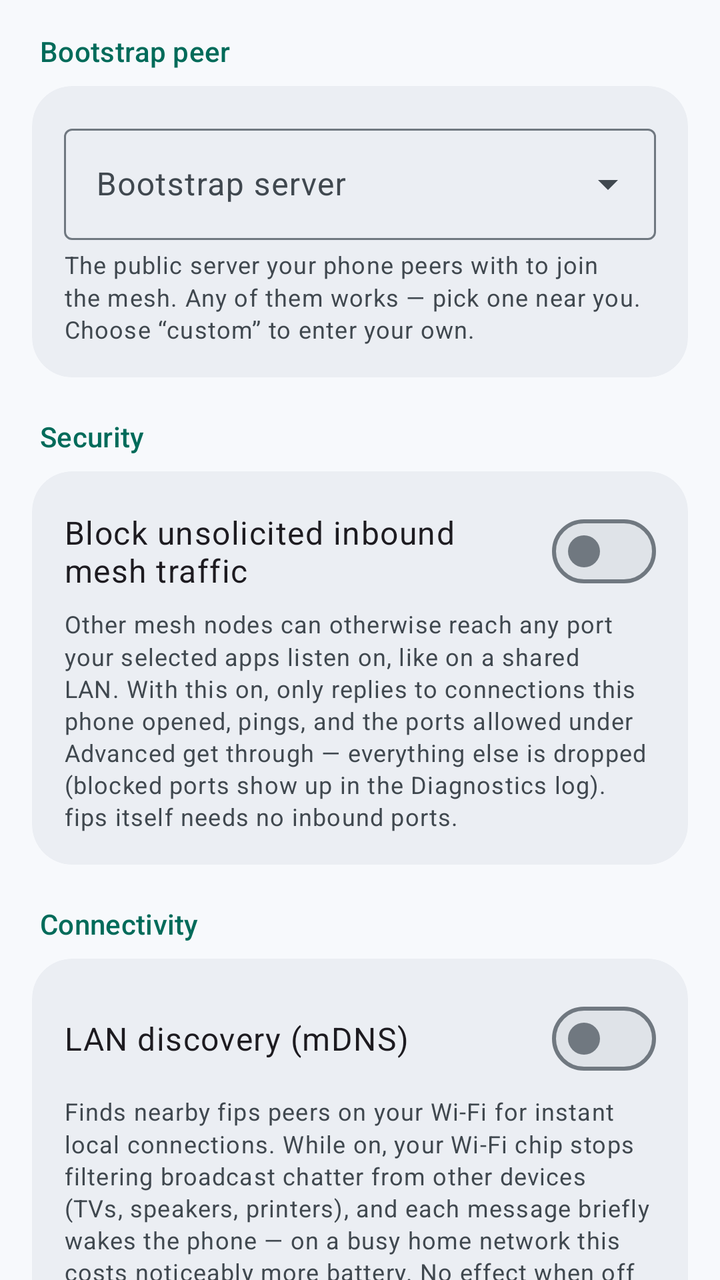
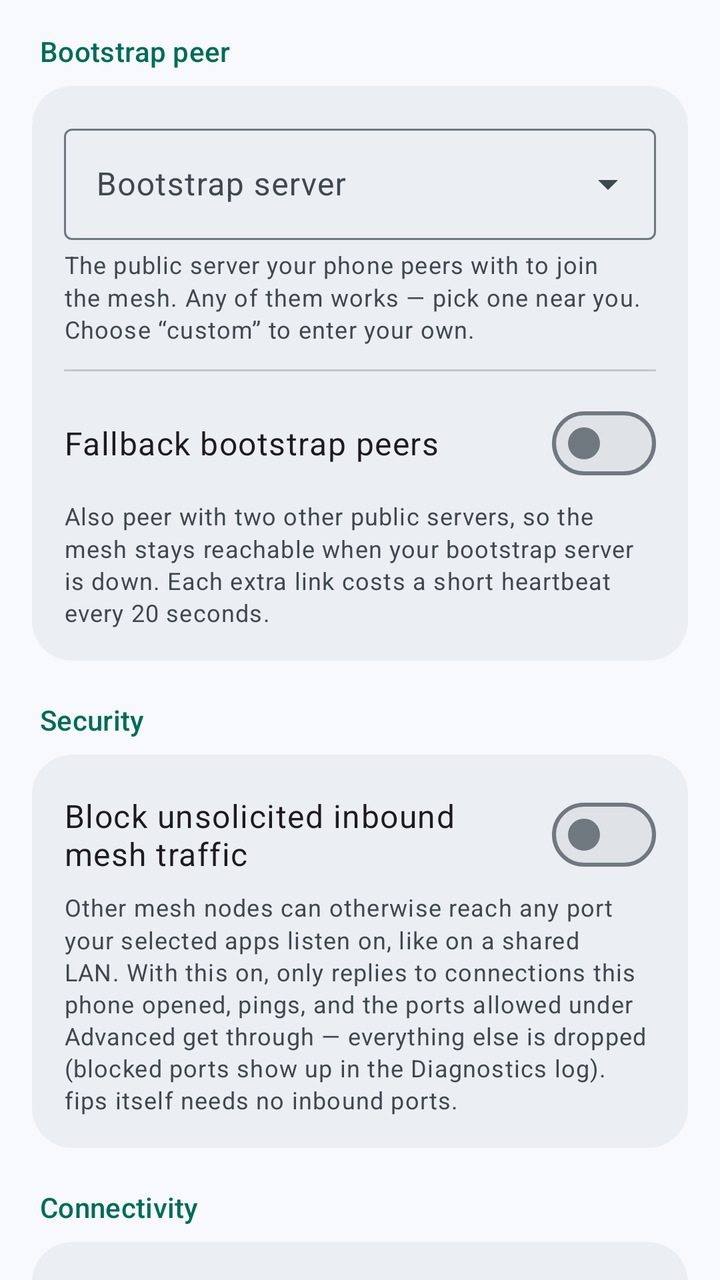

Screens rendered from an Android XML layout before and after an edit, with the pre-edit source and the edit as a unified diff.
<!-- AndroidManifest.xml: application theme Theme.Fips -->
<!-- res/layout/fragment_settings.xml -->
<?xml version="1.0" encoding="utf-8"?>
<FrameLayout xmlns:android="http://schemas.android.com/apk/res/android"
    xmlns:app="http://schemas.android.com/apk/res-auto"
    android:layout_width="match_parent"
    android:layout_height="match_parent">

<androidx.core.widget.NestedScrollView
    android:layout_width="match_parent"
    android:layout_height="match_parent"
    android:clipToPadding="false"
    android:paddingHorizontal="16dp"
    android:paddingTop="8dp"
    android:paddingBottom="168dp">

    <LinearLayout
        android:layout_width="match_parent"
        android:layout_height="wrap_content"
        android:orientation="vertical">

        
        <TextView style="@style/SettingsHeader" android:text="Bootstrap peer" />
        <com.google.android.material.card.MaterialCardView style="@style/Widget.Fips.Card">
            <LinearLayout
                android:layout_width="match_parent"
                android:layout_height="wrap_content"
                android:orientation="vertical"
                android:padding="16dp">
                <com.google.android.material.textfield.TextInputLayout
                    style="@style/Widget.Material3.TextInputLayout.OutlinedBox.ExposedDropdownMenu"
                    android:layout_width="match_parent"
                    android:layout_height="wrap_content"
                    android:hint="Bootstrap server">
                    <com.google.android.material.textfield.MaterialAutoCompleteTextView
                        android:id="@+id/bootstrap_server"
                        android:layout_width="match_parent"
                        android:layout_height="wrap_content"
                        android:inputType="none" />
                </com.google.android.material.textfield.TextInputLayout>
                <TextView
                    style="@style/Widget.Fips.Summary"
                    android:text="The public server your phone peers with to join the mesh. Any of them works — pick one near you. Choose “custom” to enter your own." />

                
                <LinearLayout
                    android:id="@+id/custom_peer_group"
                    android:layout_width="match_parent"
                    android:layout_height="wrap_content"
                    android:orientation="vertical"
                    android:visibility="gone">
                    <com.google.android.material.textfield.TextInputLayout
                        style="@style/Widget.Material3.TextInputLayout.OutlinedBox"
                        android:layout_width="match_parent"
                        android:layout_height="wrap_content"
                        android:layout_marginTop="12dp"
                        android:hint="Peer npub">
                        <com.google.android.material.textfield.TextInputEditText
                            android:id="@+id/peer_npub"
                            android:layout_width="match_parent"
                            android:layout_height="wrap_content"
                            android:inputType="text" />
                    </com.google.android.material.textfield.TextInputLayout>
                    <com.google.android.material.textfield.TextInputLayout
                        style="@style/Widget.Material3.TextInputLayout.OutlinedBox"
                        android:layout_width="match_parent"
                        android:layout_height="wrap_content"
                        android:layout_marginTop="8dp"
                        android:hint="Peer endpoint (host:port)">
                        <com.google.android.material.textfield.TextInputEditText
                            android:id="@+id/peer_endpoint"
                            android:layout_width="match_parent"
                            android:layout_height="wrap_content"
                            android:inputType="text" />
                    </com.google.android.material.textfield.TextInputLayout>
                    <com.google.android.material.textfield.TextInputLayout
                        style="@style/Widget.Material3.TextInputLayout.OutlinedBox.ExposedDropdownMenu"
                        android:layout_width="match_parent"
                        android:layout_height="wrap_content"
                        android:layout_marginTop="8dp"
                        android:hint="Transport">
                        <com.google.android.material.textfield.MaterialAutoCompleteTextView
                            android:id="@+id/peer_transport"
                            android:layout_width="match_parent"
                            android:layout_height="wrap_content"
                            android:inputType="none"
                            app:simpleItems="@array/peer_transports" />
                    </com.google.android.material.textfield.TextInputLayout>
                </LinearLayout>
            </LinearLayout>
        </com.google.android.material.card.MaterialCardView>

        <TextView style="@style/SettingsHeader" android:text="Security" />
        <com.google.android.material.card.MaterialCardView style="@style/Widget.Fips.Card">
            <LinearLayout
                android:layout_width="match_parent"
                android:layout_height="wrap_content"
                android:orientation="vertical"
                android:padding="16dp">
                <com.google.android.material.materialswitch.MaterialSwitch
                    android:id="@+id/inbound_filter"
                    style="@style/Widget.Fips.SettingSwitch"
                    android:text="Block unsolicited inbound mesh traffic" />
                <TextView
                    style="@style/Widget.Fips.Summary"
                    android:text="Other mesh nodes can otherwise reach any port your selected apps listen on, like on a shared LAN. With this on, only replies to connections this phone opened, pings, and the ports allowed under Advanced get through — everything else is dropped (blocked ports show up in the Diagnostics log). fips itself needs no inbound ports." />
            </LinearLayout>
        </com.google.android.material.card.MaterialCardView>

        <TextView style="@style/SettingsHeader" android:text="Connectivity" />
        <com.google.android.material.card.MaterialCardView style="@style/Widget.Fips.Card">
            <LinearLayout
                android:layout_width="match_parent"
                android:layout_height="wrap_content"
                android:orientation="vertical"
                android:padding="16dp">
                <com.google.android.material.materialswitch.MaterialSwitch
                    android:id="@+id/lan_mdns"
                    style="@style/Widget.Fips.SettingSwitch"
                    android:text="LAN discovery (mDNS)" />
                <TextView
                    style="@style/Widget.Fips.Summary"
                    android:text="Finds nearby fips peers on your Wi-Fi for instant local connections. While on, your Wi-Fi chip stops filtering broadcast chatter from other devices (TVs, speakers, printers), and each message briefly wakes the phone — on a busy home network this costs noticeably more battery. No effect when off or on mobile data." />
                <View style="@style/Widget.Fips.Divider" />
                <com.google.android.material.materialswitch.MaterialSwitch
                    android:id="@+id/hotspot"
                    style="@style/Widget.Fips.SettingSwitch"
                    android:text="FIPS Hotspot (!FIPS)" />
                <TextView
                    style="@style/Widget.Fips.Summary"
                    android:text="While connected, automatically joins nearby open hotspots named “!FIPS” — anywhere — and looks for fips peers there. Internet stays on your normal network. Needs the location permission (asked when enabling): Android hides Wi-Fi names without it. When you are already on another Wi-Fi, dual-Wi-Fi phones additionally join “!FIPS” as a second, local-only connection (one-time approval per hotspot). Requires Android 10+, full auto-join Android 12+." />
            </LinearLayout>
        </com.google.android.material.card.MaterialCardView>

        <TextView style="@style/SettingsHeader" android:text="Power &amp; updates" />
        <com.google.android.material.card.MaterialCardView style="@style/Widget.Fips.Card">
            <LinearLayout
                android:layout_width="match_parent"
                android:layout_height="wrap_content"
                android:orientation="vertical"
                android:padding="16dp">
                <com.google.android.material.materialswitch.MaterialSwitch
                    android:id="@+id/battery_saver"
                    style="@style/Widget.Fips.SettingSwitch"
                    android:text="Battery saver (relaxed timers)" />
                <TextView
                    style="@style/Widget.Fips.Summary"
                    android:text="Slows the mesh's background timers and heartbeats, cutting idle CPU and radio wakeups. Peers notice a dropped link a little later. Recommended on phones." />
                <View style="@style/Widget.Fips.Divider" />
                <com.google.android.material.materialswitch.MaterialSwitch
                    android:id="@+id/auto_update"
                    style="@style/Widget.Fips.SettingSwitch"
                    android:text="Check for updates on start" />
                <TextView
                    style="@style/Widget.Fips.Summary"
                    android:text="Looks for a new release on GitHub each time the app opens and offers to install it (or postpone). Downloads are verified against the release checksum, and installing keeps your identity and settings. When off, updates are still available manually via Diagnostics → Check for updates." />
            </LinearLayout>
        </com.google.android.material.card.MaterialCardView>

        
        <com.google.android.material.card.MaterialCardView
            style="@style/Widget.Fips.Card"
            android:layout_marginTop="12dp">

            <LinearLayout
                android:layout_width="match_parent"
                android:layout_height="wrap_content"
                android:orientation="vertical">

                <LinearLayout
                    android:id="@+id/advanced_header"
                    android:layout_width="match_parent"
                    android:layout_height="wrap_content"
                    android:background="?attr/selectableItemBackground"
                    android:baselineAligned="false"
                    android:clickable="true"
                    android:focusable="true"
                    android:gravity="center_vertical"
                    android:minHeight="64dp"
                    android:orientation="horizontal"
                    android:paddingHorizontal="16dp">

                    <LinearLayout
                        android:layout_width="0dp"
                        android:layout_height="wrap_content"
                        android:layout_weight="1"
                        android:orientation="vertical">

                        <TextView
                            style="@style/Widget.Fips.CardTitle"
                            android:text="Advanced" />

                        <TextView
                            style="@style/Widget.Fips.Summary"
                            android:layout_marginTop="2dp"
                            android:text="Defaults are fine for normal use. Change these only if you know why." />
                    </LinearLayout>

                    <ImageView
                        android:id="@+id/advanced_chevron"
                        android:layout_width="24dp"
                        android:layout_height="24dp"
                        android:layout_marginStart="8dp"
                        android:contentDescription="Expand advanced settings"
                        android:src="@drawable/ic_expand_more"
                        app:tint="?attr/colorOnSurfaceVariant" />
                </LinearLayout>

                <LinearLayout
                    android:id="@+id/advanced_content"
                    android:layout_width="match_parent"
                    android:layout_height="wrap_content"
                    android:orientation="vertical"
                    android:paddingHorizontal="16dp"
                    android:paddingTop="4dp"
                    android:paddingBottom="16dp"
                    android:visibility="gone">

                    <TextView style="@style/SettingsSubHeader" android:text="Inbound firewall" />
                    <com.google.android.material.textfield.TextInputLayout
                        style="@style/Widget.Material3.TextInputLayout.OutlinedBox"
                        android:layout_width="match_parent"
                        android:layout_height="wrap_content"
                        android:hint="Allowed inbound ports">
                        <com.google.android.material.textfield.TextInputEditText
                            android:id="@+id/inbound_ports"
                            android:layout_width="match_parent"
                            android:layout_height="wrap_content"
                            android:inputType="text" />
                    </com.google.android.material.textfield.TextInputLayout>
                    <TextView
                        style="@style/Widget.Fips.Summary"
                        android:text="Comma-separated, e.g. 22, 8080. Blank allows none." />
                    <View style="@style/Widget.Fips.Divider" />
                    <TextView style="@style/SettingsSubHeader" android:text="Performance" />
                    <com.google.android.material.materialswitch.MaterialSwitch
                        android:id="@+id/forward_clearnet"
                        style="@style/Widget.Fips.SettingSwitch"
                        android:text="Forward non-mesh traffic (split tunnel)" />
                    <TextView
                        style="@style/Widget.Fips.Summary"
                        android:text="Keeps normal internet working in the apps you selected. Turning this off leaves them with mesh access only." />
                    <com.google.android.material.textfield.TextInputLayout
                        style="@style/Widget.Material3.TextInputLayout.OutlinedBox"
                        android:layout_width="match_parent"
                        android:layout_height="wrap_content"
                        android:layout_marginTop="12dp"
                        android:hint="Worker threads (encrypt/decrypt)">
                        <com.google.android.material.textfield.TextInputEditText
                            android:id="@+id/worker_threads"
                            android:layout_width="match_parent"
                            android:layout_height="wrap_content"
                            android:inputType="number" />
                    </com.google.android.material.textfield.TextInputLayout>
                    <View style="@style/Widget.Fips.Divider" />
                    <TextView style="@style/SettingsSubHeader" android:text="Logging" />
                    <com.google.android.material.textfield.TextInputLayout
                        style="@style/Widget.Material3.TextInputLayout.OutlinedBox.ExposedDropdownMenu"
                        android:layout_width="match_parent"
                        android:layout_height="wrap_content"
                        android:hint="Log level">
                        <com.google.android.material.textfield.MaterialAutoCompleteTextView
                            android:id="@+id/log_level"
                            android:layout_width="match_parent"
                            android:layout_height="wrap_content"
                            android:inputType="none"
                            app:simpleItems="@array/log_levels" />
                    </com.google.android.material.textfield.TextInputLayout>
                </LinearLayout>
            </LinearLayout>
        </com.google.android.material.card.MaterialCardView>
    </LinearLayout>
</androidx.core.widget.NestedScrollView>

    
    <com.google.android.material.floatingactionbutton.ExtendedFloatingActionButton
        android:id="@+id/save"
        android:layout_width="wrap_content"
        android:layout_height="wrap_content"
        android:layout_gravity="bottom|end"
        android:layout_marginEnd="16dp"
        android:layout_marginBottom="96dp"
        android:text="Save changes"
        android:visibility="gone" />
</FrameLayout>
<!-- resources referenced by this layout -->
<resources>
  <string-array name="log_levels">
          <item>error</item>
          <item>warn</item>
          <item>info</item>
          <item>debug</item>
          <item>trace</item>
      </string-array>
  <string-array name="peer_transports">
          <item>udp</item>
          <item>tcp</item>
      </string-array>
  <style name="SettingsSubHeader" parent="">
          <item name="android:layout_width">wrap_content</item>
          <item name="android:layout_height">wrap_content</item>
          <item name="android:paddingBottom">8dp</item>
          <item name="android:textAppearance">?attr/textAppearanceTitleSmall</item>
          <item name="android:textColor">?attr/colorOnSurfaceVariant</item>
      </style>
  <style name="Widget.Fips.Card" parent="Widget.Material3.CardView.Filled">
          <item name="android:layout_width">match_parent</item>
          <item name="android:layout_height">wrap_content</item>
          <item name="android:layout_marginBottom">12dp</item>
          <item name="cardBackgroundColor">?attr/colorSurfaceContainer</item>
          <item name="cardCornerRadius">20dp</item>
      </style>
  <style name="Widget.Fips.CardTitle" parent="">
          <item name="android:layout_width">wrap_content</item>
          <item name="android:layout_height">wrap_content</item>
          <item name="android:textAppearance">?attr/textAppearanceTitleMedium</item>
          <item name="android:textColor">?attr/colorOnSurface</item>
      </style>
  <style name="Widget.Fips.Divider" parent="">
          <item name="android:layout_width">match_parent</item>
          <item name="android:layout_height">1dp</item>
          <item name="android:layout_marginVertical">12dp</item>
          <item name="android:background">?attr/colorOutlineVariant</item>
      </style>
  <style name="Widget.Fips.SettingSwitch" parent="Widget.Material3.CompoundButton.MaterialSwitch">
          <item name="android:layout_width">match_parent</item>
          <item name="android:layout_height">wrap_content</item>
          <item name="android:minHeight">48dp</item>
          <item name="android:textAppearance">?attr/textAppearanceBodyLarge</item>
      </style>
  <style name="Theme.Fips" parent="Base.Theme.Fips" />
  <color name="fips_primary">#006B5A</color>
  <color name="fips_on_primary">#FFFFFF</color>
  <color name="fips_primary_container">#9EF2DC</color>
  <color name="fips_on_primary_container">#00201A</color>
  <color name="fips_inverse_primary">#82D5C0</color>
  <color name="fips_secondary">#4B635B</color>
  <color name="fips_on_secondary">#FFFFFF</color>
  <color name="fips_secondary_container">#CDE8DE</color>
  <color name="fips_on_secondary_container">#072019</color>
  <color name="fips_tertiary">#426277</color>
  <color name="fips_on_tertiary">#FFFFFF</color>
  <color name="fips_tertiary_container">#C7E7FF</color>
  <color name="fips_on_tertiary_container">#001E2E</color>
  <color name="fips_error">#BA1A1A</color>
  <color name="fips_on_error">#FFFFFF</color>
  <color name="fips_error_container">#FFDAD6</color>
  <color name="fips_on_error_container">#410002</color>
  <color name="fips_surface">#F7F9FC</color>
  <color name="fips_on_surface">#171C22</color>
  <color name="fips_surface_variant">#DCE3EA</color>
  <color name="fips_on_surface_variant">#40484F</color>
  <color name="fips_outline">#707880</color>
  <color name="fips_outline_variant">#C0C7CF</color>
  <color name="fips_inverse_surface">#2C3137</color>
  <color name="fips_inverse_on_surface">#EEF1F6</color>
  <color name="fips_surface_dim">#D7DADF</color>
  <color name="fips_surface_bright">#F7F9FC</color>
  <color name="fips_surface_container_lowest">#FFFFFF</color>
  <color name="fips_surface_container_low">#F1F4F8</color>
  <color name="fips_surface_container">#EBEEF3</color>
  <color name="fips_surface_container_high">#E5E8ED</color>
  <color name="fips_surface_container_highest">#DFE3E8</color>
  <!-- unchanged entries left out for length: 4 -->
</resources>

<!-- the commit's change to res/layout/fragment_settings.xml (unified diff, before → after) -->
@@ -85,6 +85,15 @@
                             app:simpleItems="@array/peer_transports" />
                     </com.google.android.material.textfield.TextInputLayout>
                 </LinearLayout>
+
+                <View style="@style/Widget.Fips.Divider" />
+                <com.google.android.material.materialswitch.MaterialSwitch
+                    android:id="@+id/bootstrap_fallbacks"
+                    style="@style/Widget.Fips.SettingSwitch"
+                    android:text="Fallback bootstrap peers" />
+                <TextView
+                    style="@style/Widget.Fips.Summary"
+                    android:text="Also peer with two other public servers, so the mesh stays reachable when your bootstrap server is down. Each extra link costs a short heartbeat every 20 seconds." />
             </LinearLayout>
         </com.google.android.material.card.MaterialCardView>
 
